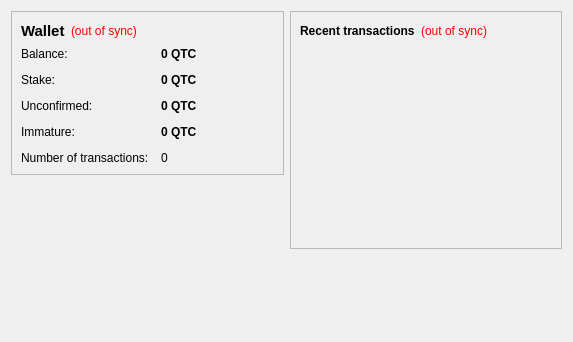
Qcoin/qcoin, file src/qt/forms/overviewpage.ui: the form before one commit.
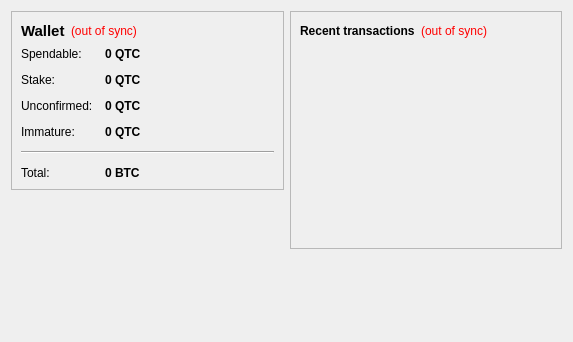
The form after the commit.

Diff of the .ui file:
```diff
--- a/src/qt/forms/overviewpage.ui
+++ b/src/qt/forms/overviewpage.ui
@@ -86,7 +86,7 @@
           <item row="0" column="0">
            <widget class="QLabel" name="label">
             <property name="text">
-             <string>Balance:</string>
+             <string>Spendable:</string>
             </property>
            </widget>
           </item>
@@ -196,20 +196,39 @@
             </property>
            </widget>
           </item>
-          <item row="4" column="0">
-           <widget class="QLabel" name="label_2">
+          <item row="4" column="0" colspan="2">
+           <widget class="Line" name="line">
+            <property name="orientation">
+             <enum>Qt::Horizontal</enum>
+            </property>
+           </widget>
+          </item>
+          <item row="5" column="0">
+           <widget class="QLabel" name="labelTotalText">
             <property name="text">
-             <string>Number of transactions:</string>
+             <string>Total:</string>
             </property>
            </widget>
           </item>
-          <item row="4" column="1">
-           <widget class="QLabel" name="labelNumTransactions">
+          <item row="5" column="1">
+           <widget class="QLabel" name="labelTotal">
+            <property name="font">
+             <font>
+              <weight>75</weight>
+              <bold>true</bold>
+             </font>
+            </property>
+            <property name="cursor">
+             <cursorShape>IBeamCursor</cursorShape>
+            </property>
             <property name="toolTip">
              <string>Total number of transactions in wallet</string>
             </property>
             <property name="text">
-             <string notr="true">0</string>
+             <string notr="true">0 BTC</string>
+            </property>
+            <property name="textInteractionFlags">
+             <set>Qt::LinksAccessibleByMouse|Qt::TextSelectableByKeyboard|Qt::TextSelectableByMouse</set>
             </property>
            </widget>
           </item>
```
Left out of the diff: 4 changed lines with no effect on the pictures.
